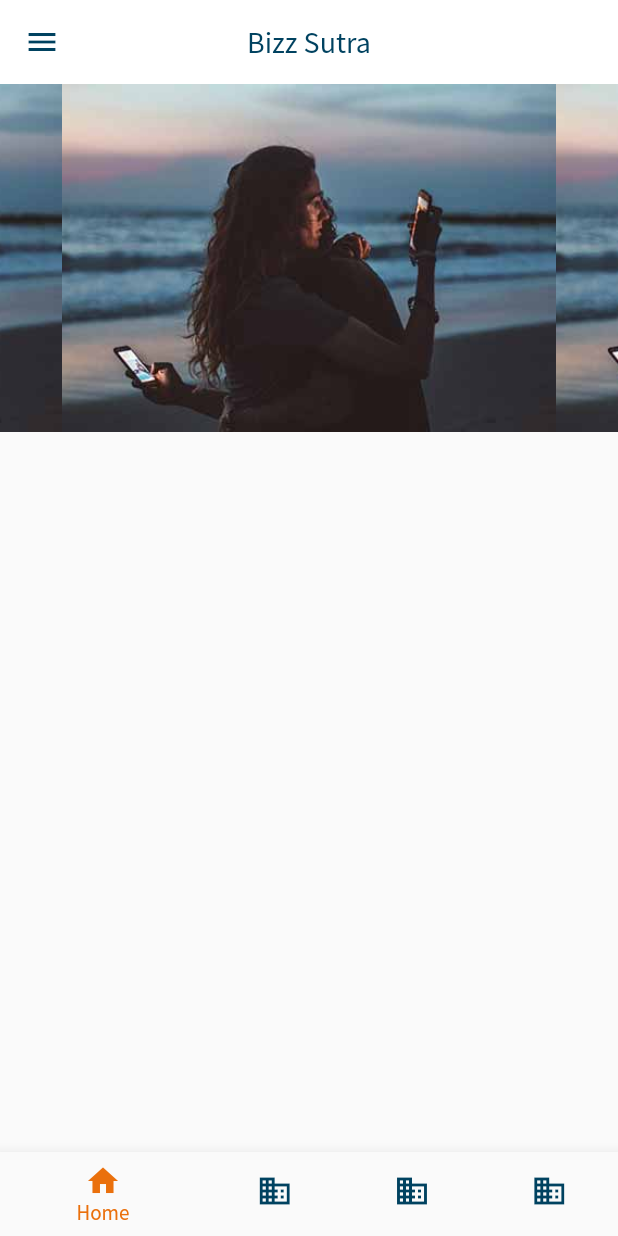
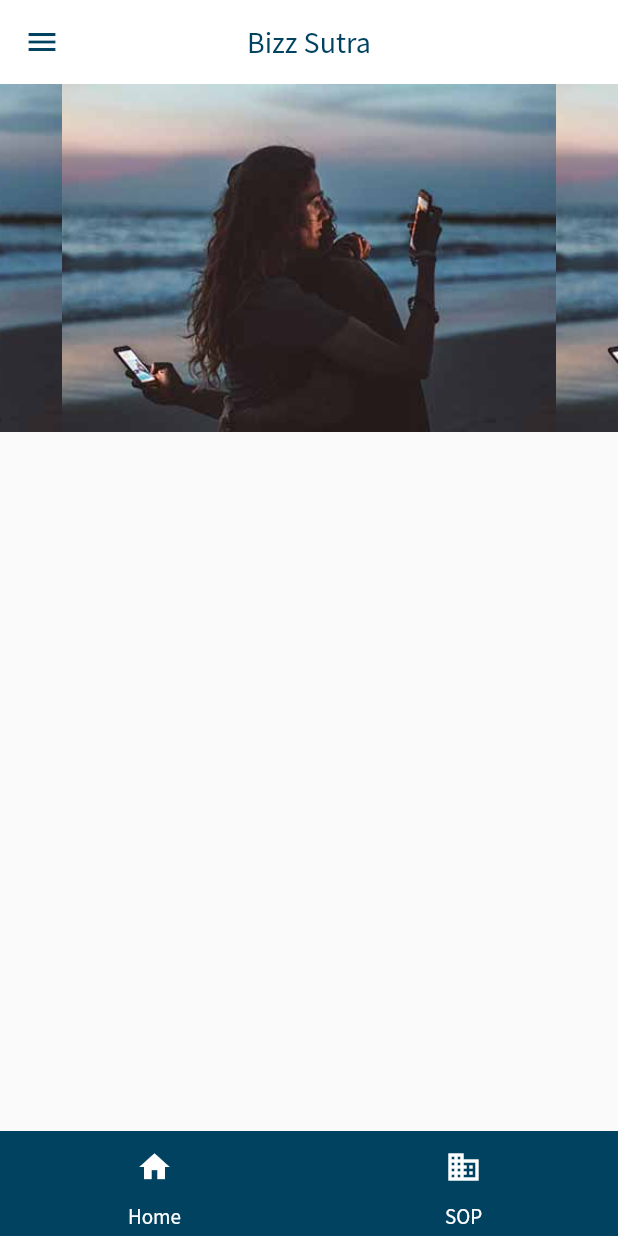
Before and after one commit to coderbhaai/sop_app, a Flutter app: the Home screen opened by its route, on a phone screen of 412 x 824 dp. Run offline on Flutter 3.47's test engine with Material 2 defaults, Android fonts, the phone set to English and light mode, and no system bars; drawn by our look-alikes of carousel_slider; our stand-ins replace flushbar, flutter_html, shared_preferences; accounts and stored records are empty; network calls fail.

Commit message:
21 Dec 20202

```diff
--- a/lib/models/SopModel.dart
+++ b/lib/models/SopModel.dart
@@ -10,36 +10,28 @@ String sopModelToJson(List<SopModel> data) => json.encode(List<dynamic>.from(dat
 
 class SopModel {
     SopModel({
+        this.name,
         this.id,
         this.sop,
-        this.sopfor,
-        this.updatedAt,
-        this.name,
         this.child,
     });
 
+    String name;
     int id;
-    String sop;
-    int sopfor;
-    DateTime updatedAt;
-    String name;
+    Sop sop;
     List<Child> child;
 
     factory SopModel.fromJson(Map<String, dynamic> json) => SopModel(
+        name: json["name"],
         id: json["id"],
-        sop: json["sop"],
-        sopfor: json["sopfor"],
-        updatedAt: DateTime.parse(json["updated_at"]),
-        name: json["name"],
+        sop: Sop.fromJson(json["sop"]),
         child: List<Child>.from(json["child"].map((x) => Child.fromJson(x))),
     );
 
     Map<String, dynamic> toJson() => {
+        "name": name,
         "id": id,
-        "sop": sop,
-        "sopfor": sopfor,
-        "updated_at": updatedAt.toIso8601String(),
-        "name": name,
+        "sop": sop.toJson(),
         "child": List<dynamic>.from(child.map((x) => x.toJson())),
     };
 }
@@ -63,3 +55,23 @@ class Child {
         "id": id,
     };
 }
+
+class Sop {
+    Sop({
+        this.sop,
+        this.updatedAt,
+    });
+
+    String sop;
+    DateTime updatedAt;
+
+    factory Sop.fromJson(Map<String, dynamic> json) => Sop(
+        sop: json["sop"],
+        updatedAt: DateTime.parse(json["updated_at"]),
+    );
+
+    Map<String, dynamic> toJson() => {
+        "sop": sop,
+        "updated_at": updatedAt.toIso8601String(),
+    };
+}
--- a/lib/pages/departmentList.dart
+++ b/lib/pages/departmentList.dart
@@ -55,7 +55,7 @@ class _MyPass extends State<deptReive> {
                                 border: Border( bottom: BorderSide( color: Color.fromRGBO(255, 255, 255, 1), width: 2.0 ) )
                             ),
                             child: new ListTile(
-                              title: Text( snapshot.data.data[index].name, textAlign: TextAlign.center, style: TextStyle( color: Colors.white, ), ),
+                              title: Text( snapshot.data.data[index].name +'-'+ snapshot.data.data[index].id.toString(), textAlign: TextAlign.center, style: TextStyle( color: Colors.white, ), ),
                                 onTap: () { Navigator.pushNamed(context, '/sop', arguments: { 'id': snapshot.data.data[index].id.toString(), } ); },
                             ),
                           )
--- a/lib/parts/drawer.dart
+++ b/lib/parts/drawer.dart
@@ -65,7 +65,7 @@ class _MyRegister extends State<Sidebar> {
         itemBuilder: (BuildContext context,int index){
           // print(snapshot.data.data[index].name);
           return ListTile(
-              title:Text(snapshot.data.data[index].name ),
+              title:Text(snapshot.data.data[index].name, style: TextStyle( fontWeight: FontWeight.bold) ),
             onTap: () {
               // Navigator.pop(context);
               Navigator.pushNamed(context, '/sop', arguments: <String, String>{ 'id': snapshot.data.data[index].id.toString() },);
--- a/lib/parts/footer.dart
+++ b/lib/parts/footer.dart
@@ -1,35 +1,58 @@
 import 'package:flutter/material.dart';
 
-class BottomBar extends StatefulWidget {
+class BottomBar extends StatelessWidget {
   @override
-  _BottomBarState createState() => _BottomBarState();
+  Widget build(BuildContext context) {
+    return MyClass(
+
+        );
+      }
+    }
+
+    class MyClass extends StatefulWidget{
+      _BottomBarState createState() => _BottomBarState();
 }
 
-class _BottomBarState extends State<BottomBar> {
-  int _selectedIndex = 0;
-  void _onItemTapped(int index) {
-    setState(() { _selectedIndex = index; });
-    if (index == 0) { Navigator.pushNamed(context, '/home'); }
-    else if (index == 1) { Navigator.pushNamed(context, '/departmentList'); }
-    else if (index == 2) { Navigator.pushNamed(context, '/register'); }
-    else if (index == 3) { Navigator.pushNamed(context, '/login'); }
-    print('_selectedIndex');
-    print(_selectedIndex);
-  }
+class _BottomBarState extends State<MyClass> {
+  bool selected_item=false;
   @override
   Widget build(BuildContext context) {
-    return BottomNavigationBar(
-      backgroundColor: Color.fromRGBO(0,66,96, 1),
-      items:  <BottomNavigationBarItem>[
-        BottomNavigationBarItem( icon: Icon(Icons.home, color: _selectedIndex == 0 ? Color.fromRGBO(234,112,12, 1) : Color.fromRGBO(0,66,96, 1) ), label: 'Home'),
-        BottomNavigationBarItem( icon: Icon(Icons.business, color: _selectedIndex == 1 ? Color.fromRGBO(234,112,12, 1) : Color.fromRGBO(0,66,96, 1)), label: 'SOP'),
-        BottomNavigationBarItem( icon: Icon(Icons.business, color: _selectedIndex == 2 ? Color.fromRGBO(234,112,12, 1) : Color.fromRGBO(0,66,96, 1)), label: 'Register'),
-        BottomNavigationBarItem( icon: Icon(Icons.business, color: _selectedIndex == 3 ? Color.fromRGBO(234,112,12, 1) : Color.fromRGBO(0,66,96, 1)), label: 'Login'),
-      ],
-      currentIndex: _selectedIndex,
-      selectedItemColor: Color.fromRGBO(234,112,12, 1),
-      unselectedItemColor: Color.fromRGBO(0,66,96, 1),
-      onTap: _onItemTapped,
+    return Container(
+      decoration: new BoxDecoration ( color: Color.fromRGBO(0,66,96, 1), ),
+        height: 70,
+        child: Material(
+          child: InkWell(
+            child:Container(
+              decoration: new BoxDecoration ( color: Color.fromRGBO(0,66,96, 1), ),
+              child:Row(
+                children: [
+                  Expanded(
+                    child:Column(
+                      children: [
+                        IconButton(
+                          icon: Icon( Icons.home, color: selected_item  ? Color.fromRGBO(234,112,12, 1) : Colors.white, ),
+                          onPressed: () { Navigator.pushNamed(context, '/home'); },
+                        ),
+                        Text("Home", style: TextStyle( color: Colors.white )),
+                      ],
+                    )
+                  ),
+                  Expanded(
+                  child:Column(
+                    children: [
+                      IconButton(
+                        icon: Icon( Icons.business, color: selected_item  ? Color.fromRGBO(234,112,12, 1) : Colors.white, ),
+                        onPressed: () { Navigator.pushNamed(context, '/departmentList'); },
+                      ),
+                      Text("SOP", style: TextStyle( color: Colors.white )),
+                    ],
+                  )
+                ),
+                ],
+              ),
+            ),
+          ),
+        ),
     );
   }
 }
```
Also changed, not shown: lib/auth/register.dart (+8 -0 lines), lib/main.dart (+7 -3 lines), lib/pages/sop.dart (+43 -31 lines).
